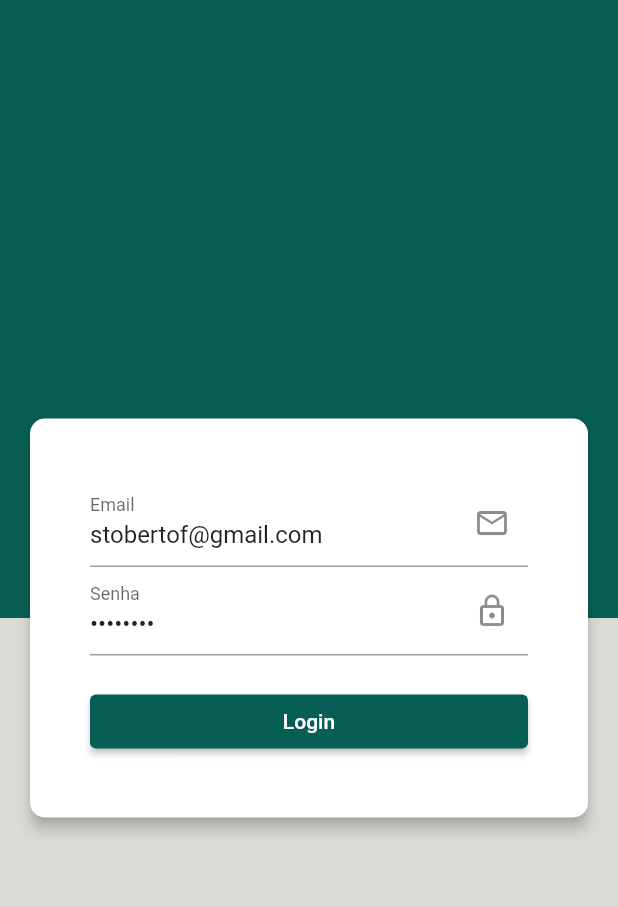
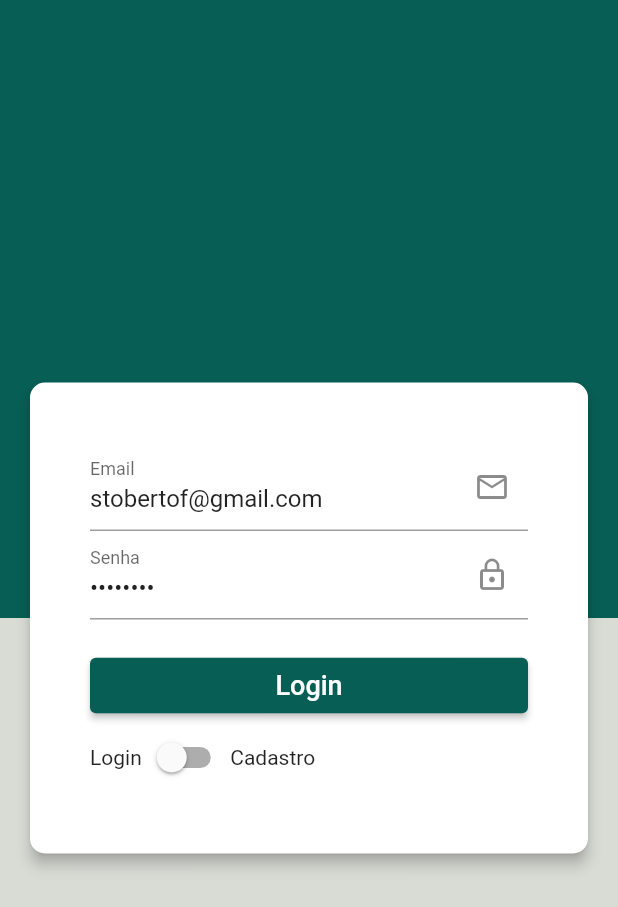
Before and after one commit to Stobertonf/whats_app_web, a Flutter app: the screen it shows after launch, on a phone screen of 412 x 824 dp. Shown: the top 907 px of the screen. Run offline on Flutter 3.47's test engine with Material 2 defaults, Android fonts, the phone set to English and light mode, and no system bars.

Commit message:
feat: (Login-Page): Creating Switch button.

```diff
--- a/lib/telas/login.dart
+++ b/lib/telas/login.dart
@@ -15,6 +15,8 @@ class _LoginState extends State<Login> {
       TextEditingController(text: "stobertof@gmail.com");
   TextEditingController _controllerSenha =
       TextEditingController(text: "12345678");
+
+  bool _cadastroUsuario = false;
 
   @override
   Widget build(BuildContext context) {
@@ -79,6 +81,7 @@ class _LoginState extends State<Login> {
 
                           const SizedBox(height: 20),
 
+                          //botão Login
                           Container(
                             width: double.infinity, //Para ocupar o espaço total
                             child: ElevatedButton(
@@ -92,9 +95,26 @@ class _LoginState extends State<Login> {
                                 ),
                                 child: Text(
                                   "Login",
+                                  style: TextStyle(
+                                    fontSize: 18,
+                                  ),
                                 ),
                               ),
                             ),
+                          ),
+                          Row(
+                            children: [
+                              Text("Login"),
+                              Switch(
+                                value: _cadastroUsuario,
+                                onChanged: (bool valor) {
+                                  setState(() {
+                                    _cadastroUsuario = valor;
+                                  });
+                                },
+                              ),
+                              Text("Cadastro"),
+                            ],
                           ),
                         ],
                       ),
```
